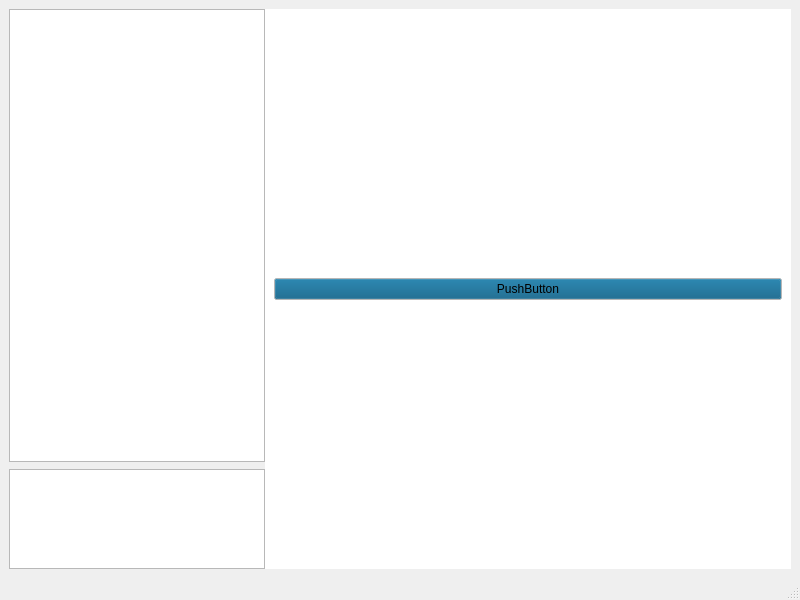
Above: interfazPrincipalAlt.ui from IgnacioOchoa/SimAerop before the change. Below: the same form after it.
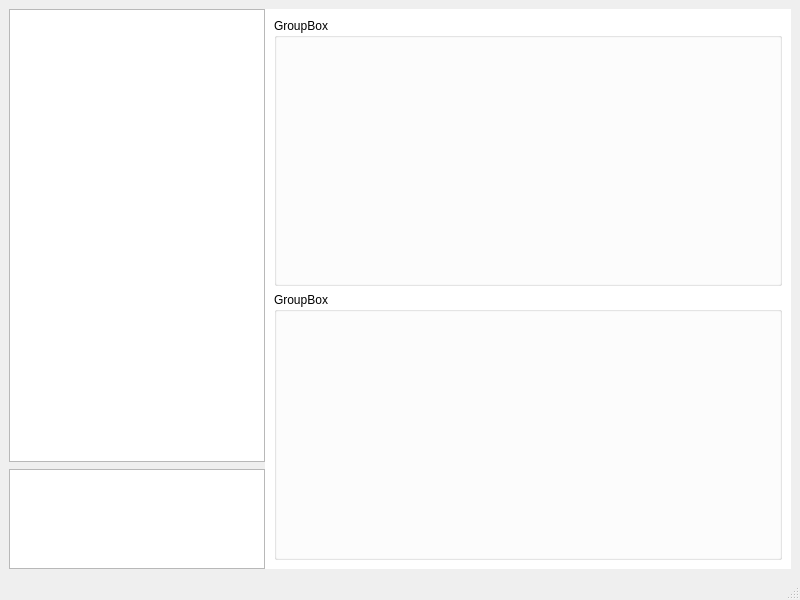
That is the form after the change.

Commit message:
Desarrollo de la interfaz principal
Se continuó con la interfaz principal. Para ajustar los detalles finos
de los elementos de la lista hay que hacer un QStyledItemDelegate, que
se va a dejar para mas adelante. Por ahora se controla el aspecto solo
con la qstylesheet, con lo cual todos los botones tienen el mismo color
al ser sobrevolados o seleccionados.

```diff
--- a/interfazPrincipalAlt.ui
+++ b/interfazPrincipalAlt.ui
@@ -71,6 +71,70 @@
         <height>0</height>
        </size>
       </property>
+      <property name="palette">
+       <palette>
+        <active>
+         <colorrole role="Base">
+          <brush brushstyle="SolidPattern">
+           <color alpha="255">
+            <red>255</red>
+            <green>255</green>
+            <blue>255</blue>
+           </color>
+          </brush>
+         </colorrole>
+         <colorrole role="Window">
+          <brush brushstyle="SolidPattern">
+           <color alpha="255">
+            <red>255</red>
+            <green>255</green>
+            <blue>255</blue>
+           </color>
+          </brush>
+         </colorrole>
+        </active>
+        <inactive>
+         <colorrole role="Base">
+          <brush brushstyle="SolidPattern">
+           <color alpha="255">
+            <red>255</red>
+            <green>255</green>
+            <blue>255</blue>
+           </color>
+          </brush>
+         </colorrole>
+         <colorrole role="Window">
+          <brush brushstyle="SolidPattern">
+           <color alpha="255">
+            <red>255</red>
+            <green>255</green>
+            <blue>255</blue>
+           </color>
+          </brush>
+         </colorrole>
+        </inactive>
+        <disabled>
+         <colorrole role="Base">
+          <brush brushstyle="SolidPattern">
+           <color alpha="255">
+            <red>255</red>
+            <green>255</green>
+            <blue>255</blue>
+           </color>
+          </brush>
+         </colorrole>
+         <colorrole role="Window">
+          <brush brushstyle="SolidPattern">
+           <color alpha="255">
+            <red>255</red>
+            <green>255</green>
+            <blue>255</blue>
+           </color>
+          </brush>
+         </colorrole>
+        </disabled>
+       </palette>
+      </property>
       <property name="layoutDirection">
        <enum>Qt::LeftToRight</enum>
       </property>
@@ -102,48 +166,12 @@
        <property name="palette">
         <palette>
          <active>
-          <colorrole role="Button">
-           <brush brushstyle="SolidPattern">
-            <color alpha="255">
-             <red>0</red>
-             <green>85</green>
-             <blue>127</blue>
-            </color>
-           </brush>
-          </colorrole>
-          <colorrole role="Light">
-           <brush brushstyle="SolidPattern">
-            <color alpha="255">
-             <red>170</red>
-             <green>170</green>
-             <blue>255</blue>
-            </color>
-           </brush>
-          </colorrole>
-          <colorrole role="Midlight">
-           <brush brushstyle="SolidPattern">
-            <color alpha="255">
-             <red>85</red>
-             <green>85</green>
-             <blue>127</blue>
-            </color>
-           </brush>
-          </colorrole>
-          <colorrole role="BrightText">
-           <brush brushstyle="SolidPattern">
-            <color alpha="255">
-             <red>255</red>
-             <green>255</green>
-             <blue>127</blue>
-            </color>
-           </brush>
-          </colorrole>
           <colorrole role="Base">
            <brush brushstyle="SolidPattern">
             <color alpha="255">
-             <red>197</red>
+             <red>255</red>
              <green>255</green>
-             <blue>170</blue>
+             <blue>255</blue>
             </color>
            </brush>
           </colorrole>
@@ -156,68 +184,14 @@
             </color>
            </brush>
           </colorrole>
-          <colorrole role="AlternateBase">
-           <brush brushstyle="SolidPattern">
-            <color alpha="255">
-             <red>197</red>
-             <green>158</green>
-             <blue>245</blue>
-            </color>
-           </brush>
-          </colorrole>
-          <colorrole role="PlaceholderText">
-           <brush brushstyle="SolidPattern">
-            <color alpha="253">
-             <red>44</red>
-             <green>69</green>
-             <blue>181</blue>
-            </color>
-           </brush>
-          </colorrole>
          </active>
          <inactive>
-          <colorrole role="Button">
-           <brush brushstyle="SolidPattern">
-            <color alpha="255">
-             <red>0</red>
-             <green>85</green>
-             <blue>127</blue>
-            </color>
-           </brush>
-          </colorrole>
-          <colorrole role="Light">
-           <brush brushstyle="SolidPattern">
-            <color alpha="255">
-             <red>170</red>
-             <green>170</green>
-             <blue>255</blue>
-            </color>
-           </brush>
-          </colorrole>
-          <colorrole role="Midlight">
-           <brush brushstyle="SolidPattern">
-            <color alpha="255">
-             <red>85</red>
-             <green>85</green>
-             <blue>127</blue>
-            </color>
-           </brush>
-          </colorrole>
-          <colorrole role="BrightText">
-           <brush brushstyle="SolidPattern">
-            <color alpha="255">
-             <red>255</red>
-             <green>255</green>
-             <blue>127</blue>
-            </color>
-           </brush>
-          </colorrole>
           <colorrole role="Base">
            <brush brushstyle="SolidPattern">
             <color alpha="255">
-             <red>197</red>
+             <red>255</red>
              <green>255</green>
-             <blue>170</blue>
+             <blue>255</blue>
             </color>
            </brush>
           </colorrole>
@@ -230,62 +204,8 @@
             </color>
            </brush>
           </colorrole>
-          <colorrole role="AlternateBase">
-           <brush brushstyle="SolidPattern">
-            <color alpha="255">
-             <red>197</red>
-             <green>158</green>
-             <blue>245</blue>
-            </color>
-           </brush>
-          </colorrole>
-          <colorrole role="PlaceholderText">
-           <brush brushstyle="SolidPattern">
-            <color alpha="253">
-             <red>44</red>
-             <green>69</green>
-             <blue>181</blue>
-            </color>
-           </brush>
-          </colorrole>
          </inactive>
          <disabled>
-          <colorrole role="Button">
-           <brush brushstyle="SolidPattern">
-            <color alpha="255">
-             <red>0</red>
-             <green>85</green>
-             <blue>127</blue>
-            </color>
-           </brush>
-          </colorrole>
-          <colorrole role="Light">
-           <brush brushstyle="SolidPattern">
-            <color alpha="255">
-             <red>170</red>
-             <green>170</green>
-             <blue>255</blue>
-            </color>
-           </brush>
-          </colorrole>
-          <colorrole role="Midlight">
-           <brush brushstyle="SolidPattern">
-            <color alpha="255">
-             <red>85</red>
-             <green>85</green>
-             <blue>127</blue>
-            </color>
-           </brush>
-          </colorrole>
-          <colorrole role="BrightText">
-           <brush brushstyle="SolidPattern">
-            <color alpha="255">
-             <red>255</red>
-             <green>255</green>
-             <blue>127</blue>
-            </color>
-           </brush>
-          </colorrole>
           <colorrole role="Base">
            <brush brushstyle="SolidPattern">
             <color alpha="255">
@@ -304,24 +224,6 @@
             </color>
            </brush>
           </colorrole>
-          <colorrole role="AlternateBase">
-           <brush brushstyle="SolidPattern">
-            <color alpha="255">
-             <red>197</red>
-             <green>158</green>
-             <blue>245</blue>
-            </color>
-           </brush>
-          </colorrole>
-          <colorrole role="PlaceholderText">
-           <brush brushstyle="SolidPattern">
-            <color alpha="253">
-             <red>44</red>
-             <green>69</green>
-             <blue>181</blue>
-            </color>
-           </brush>
-          </colorrole>
          </disabled>
         </palette>
        </property>
@@ -330,9 +232,91 @@
        </property>
        <layout class="QVBoxLayout" name="verticalLayout_2">
         <item>
-         <widget class="QPushButton" name="pushButton">
+         <widget class="QGroupBox" name="groupBox">
+          <property name="title">
+           <string>GroupBox</string>
+          </property>
+         </widget>
+        </item>
+        <item>
+         <widget class="QGroupBox" name="groupBox_2">
+          <property name="title">
+           <string>GroupBox</string>
+          </property>
+         </widget>
+        </item>
+       </layout>
+      </widget>
+      <widget class="QWidget" name="paginaAeropuertos">
+       <property name="palette">
+        <palette>
+         <active>
+          <colorrole role="Base">
+           <brush brushstyle="SolidPattern">
+            <color alpha="255">
+             <red>255</red>
+             <green>255</green>
+             <blue>255</blue>
+            </color>
+           </brush>
+          </colorrole>
+          <colorrole role="Window">
+           <brush brushstyle="SolidPattern">
+            <color alpha="255">
+             <red>255</red>
+             <green>255</green>
+             <blue>255</blue>
+            </color>
+           </brush>
+          </colorrole>
+         </active>
+         <inactive>
+          <colorrole role="Base">
+           <brush brushstyle="SolidPattern">
+            <color alpha="255">
+             <red>255</red>
+             <green>255</green>
+             <blue>255</blue>
+            </color>
+           </brush>
+          </colorrole>
+          <colorrole role="Window">
+           <brush brushstyle="SolidPattern">
+            <color alpha="255">
+             <red>255</red>
+             <green>255</green>
+             <blue>255</blue>
+            </color>
+           </brush>
+          </colorrole>
+         </inactive>
+         <disabled>
+          <colorrole role="Base">
+           <brush brushstyle="SolidPattern">
+            <color alpha="255">
+             <red>255</red>
+             <green>255</green>
+             <blue>255</blue>
+            </color>
+           </brush>
+          </colorrole>
+          <colorrole role="Window">
+           <brush brushstyle="SolidPattern">
+            <color alpha="255">
+             <red>255</red>
+             <green>255</green>
+             <blue>255</blue>
+            </color>
+           </brush>
+          </colorrole>
+         </disabled>
+        </palette>
+       </property>
+       <layout class="QHBoxLayout" name="horizontalLayout_3">
+        <item>
+         <widget class="QLabel" name="label_2">
           <property name="text">
-           <string>PushButton</string>
+           <string>AEROPUERTOS</string>
           </property>
          </widget>
         </item>
```
Left out of the diff: 148 changed lines with no effect on the pictures. The commit also changes 4 other files.
